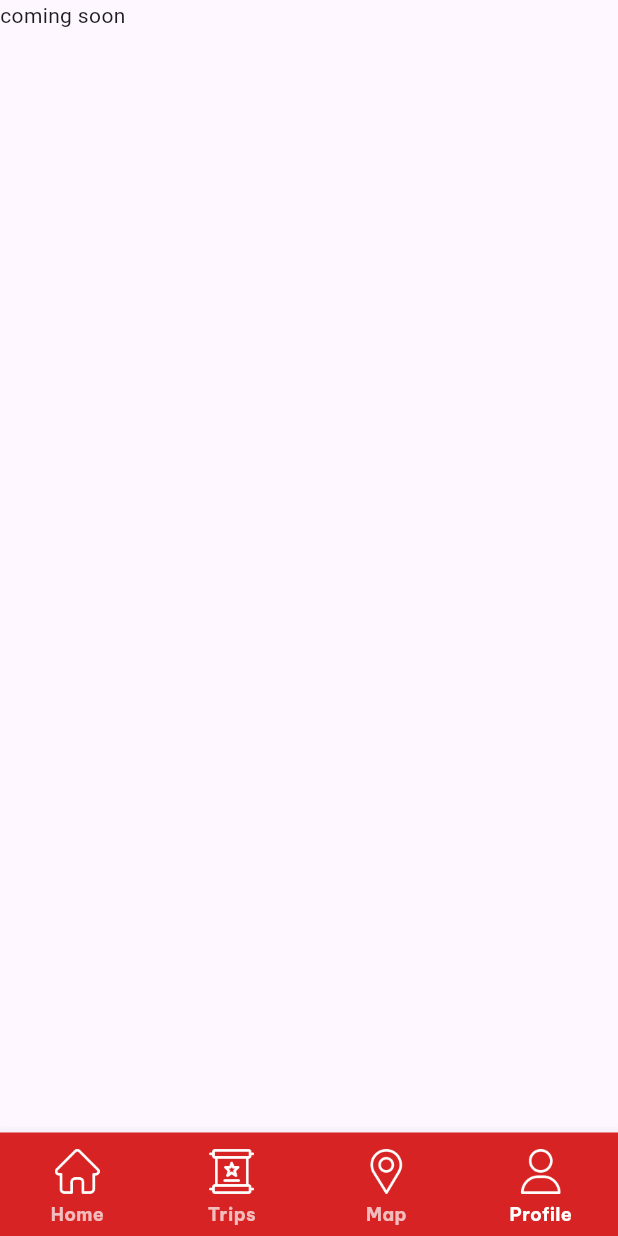
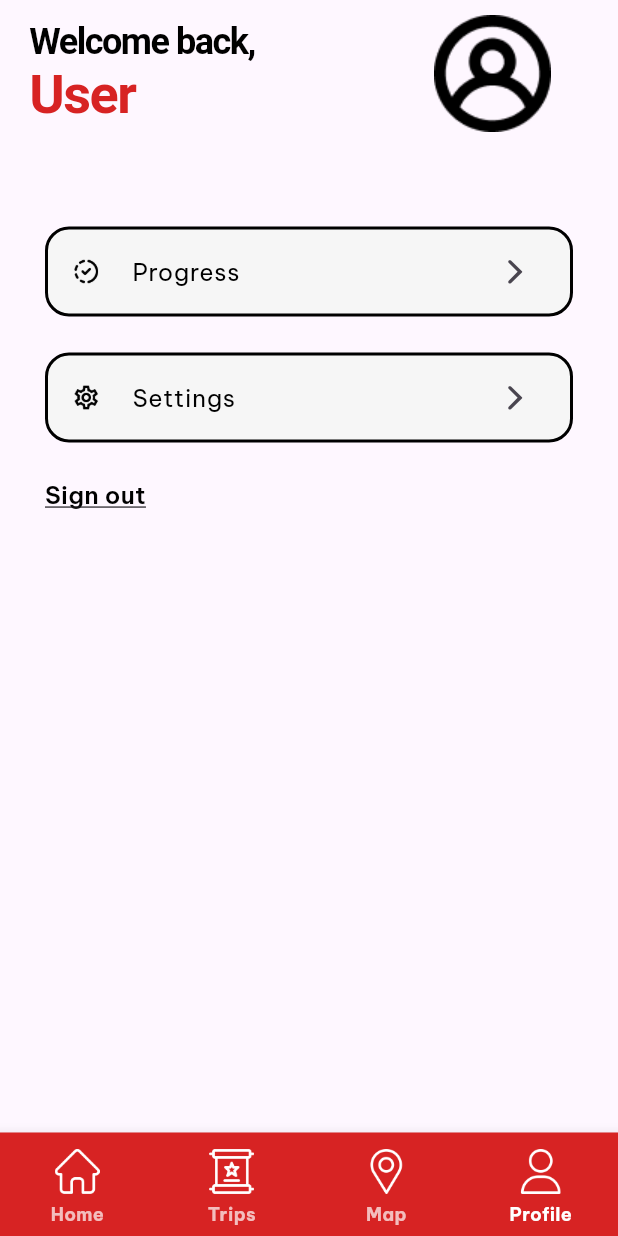
Before and after one commit to trantonminhky/cs252-project, a Flutter app: the MainLayout screen opened directly, item 4 of the bottom bar chosen, on a phone screen of 412 x 824 dp. Run offline on Flutter 3.47's test engine with Material 3 defaults, Android fonts, the phone set to English and light mode, and no system bars; our stand-ins replace dotted_border, flutter_map, flutter_riverpod, latlong2, riverpod_annotation; generated files the repository leaves out were written again.

Commit message:
Add profile screen

```diff
--- a/frontend/lib/screens/main_layout.dart
+++ b/frontend/lib/screens/main_layout.dart
@@ -1,6 +1,7 @@
 import 'package:flutter/cupertino.dart';
 import 'package:flutter/material.dart';
 import 'package:virtour_frontend/screens/home_screen/home_screen.dart';
+import 'package:virtour_frontend/screens/profile_screen/profile_screen.dart';
 import 'package:virtour_frontend/screens/trip_screen/trip_screen.dart';
 
 class MainLayout extends StatefulWidget {
@@ -65,7 +66,13 @@ class _MainLayoutState extends State<MainLayout> {
         // temporarily dismiss MapScreen()
         // const MapScreen(),
         const Text("MapScreen"),
-        const Text("coming soon"),
+        Navigator(
+          onGenerateRoute: (settings) {
+            return CupertinoPageRoute(builder: (context) {
+              return const ProfileScreen();
+            });
+          },
+        ),
       ]),
       bottomNavigationBar: BottomNavigationBar(
         onTap: _changeIndex,
--- /dev/null
+++ b/frontend/lib/screens/profile_screen/profile_screen.dart
@@ -0,0 +1,153 @@
+import 'package:flutter/cupertino.dart';
+import 'package:flutter/material.dart';
+import 'package:virtour_frontend/screens/profile_screen/region_progress_page.dart';
+
+class ProfileScreen extends StatelessWidget {
+  const ProfileScreen({super.key});
+
+  @override
+  Widget build(BuildContext context) {
+    return Scaffold(
+      body: SafeArea(
+        child: Padding(
+          padding: const EdgeInsets.symmetric(horizontal: 20.0),
+          child: Column(
+            children: [
+              const SizedBox(height: 10),
+              Row(
+                children: [
+                  RichText(
+                    text: const TextSpan(
+                      style: TextStyle(
+                        fontFamily: "BeVietnamPro",
+                        fontWeight: FontWeight.w700,
+                        letterSpacing: -1,
+                      ),
+                      children: [
+                        TextSpan(
+                          text: "Welcome back,\n",
+                          style: TextStyle(
+                            color: Colors.black,
+                            fontSize: 24,
+                          ),
+                        ),
+                        TextSpan(
+                          text: "User",
+                          style: TextStyle(
+                            color: Color(0xffd72323),
+                            fontSize: 36,
+                          ),
+                        ),
+                      ],
+                    ),
+                  ),
+                  const SizedBox(width: 119),
+                  Image.asset(
+                    "assets/icons/user_avatar.png",
+                  ),
+                ],
+              ),
+              const SizedBox(height: 63),
+              Padding(
+                padding: const EdgeInsets.symmetric(horizontal: 10.0),
+                child: ListTile(
+                  shape: RoundedRectangleBorder(
+                    side: const BorderSide(
+                      width: 2,
+                      color: Colors.black,
+                    ),
+                    borderRadius: BorderRadius.circular(16),
+                  ),
+                  style: ListTileStyle.list,
+                  tileColor: const Color(0xfff6f6f6),
+                  onTap: () {
+                    Navigator.of(context).push(
+                      CupertinoPageRoute(
+                        builder: (context) {
+                          return const RegionProgressPage();
+                        },
+                      ),
+                    );
+                  },
+                  leading: Image.asset(
+                    "assets/icons/Progress.png",
+                    width: 19,
+                    height: 19,
+                  ),
+                  title: const Text(
+                    "Progress",
+                    style: TextStyle(
+                      color: Colors.black,
+                      fontSize: 16,
+                      fontFamily: "BeVietnamPro",
+                      fontWeight: FontWeight.w400,
+                    ),
+                  ),
+                  trailing: Transform.flip(
+                    flipX: true,
+                    child: const Icon(CupertinoIcons.back, size: 25),
+                  ),
+                ),
+              ),
+              const SizedBox(height: 24),
+              Padding(
+                padding: const EdgeInsets.symmetric(horizontal: 10.0),
+                child: ListTile(
+                  shape: RoundedRectangleBorder(
+                    side: const BorderSide(
+                      width: 2,
+                      color: Colors.black,
+                    ),
+                    borderRadius: BorderRadius.circular(16),
+                  ),
+                  style: ListTileStyle.list,
+                  tileColor: const Color(0xfff6f6f6),
+                  onTap: () {},
+                  leading: Image.asset(
+                    "assets/icons/Setting.png",
+                    width: 19,
+                    height: 19,
+                  ),
+                  title: const Text(
+                    "Settings",
+                    style: TextStyle(
+                      color: Colors.black,
+                      fontSize: 16,
+                      fontFamily: "BeVietnamPro",
+                      fontWeight: FontWeight.w400,
+                    ),
+                  ),
+                  trailing: Transform.flip(
+                    flipX: true,
+                    child: const Icon(CupertinoIcons.back, size: 25),
+                  ),
+                ),
+              ),
+              const SizedBox(height: 24),
+              Padding(
+                padding: const EdgeInsets.symmetric(horizontal: 10.0),
+                child: Align(
+                  alignment: Alignment.centerLeft,
+                  child: InkWell(
+                    onTap: () {},
+                    child: const Text(
+                      'Sign out',
+                      textAlign: TextAlign.center,
+                      style: TextStyle(
+                        color: Colors.black,
+                        fontSize: 16,
+                        fontFamily: 'BeVietnamPro',
+                        fontWeight: FontWeight.w600,
+                        decoration: TextDecoration.underline,
+                      ),
+                    ),
+                  ),
+                ),
+              ),
+            ],
+          ),
+        ),
+      ),
+    );
+  }
+}
--- a/frontend/lib/screens/trip_screen/trip_screen.dart
+++ b/frontend/lib/screens/trip_screen/trip_screen.dart
@@ -18,11 +18,12 @@ class TripScreen extends ConsumerWidget {
           child: Column(
             crossAxisAlignment: CrossAxisAlignment.start,
             children: [
+              const SizedBox(height: 10),
               const Text(
                 "My trips",
                 style: TextStyle(
                   color: Colors.black,
-                  fontSize: 36,
+                  fontSize: 30,
                   fontFamily: "BeVietnamPro",
                   fontWeight: FontWeight.w700,
                   height: 1,
--- a/frontend/pubspec.yaml
+++ b/frontend/pubspec.yaml
@@ -82,6 +82,11 @@ flutter:
   # example:
 
   fonts:
+   - family: Oswald
+     fonts:
+      - asset: assets/fonts/Oswald-Medium.ttf
+        weight: 500
+
    - family: Bayon
      fonts:
        - asset: assets/fonts/Bayon-Regular.ttf
```
Also changed, not shown: frontend/lib/providers/regions_visited_provider.dart (added, +35 -0 lines), frontend/lib/screens/profile_screen/region_progress_page.dart (added, +105 -0 lines), frontend/lib/screens/profile_screen/visited_places_page.dart (added, +34 -0 lines), frontend/lib/screens/trip_screen/trip_screen_content.dart (+34 -7 lines), frontend/assets/fonts/Oswald-Medium.ttf (added), frontend/assets/icons/Progress.png (added), frontend/assets/icons/Setting.png (added), frontend/assets/icons/user_avatar.png (added), frontend/lib/providers/regions_visited_provider.g.dart (added).
